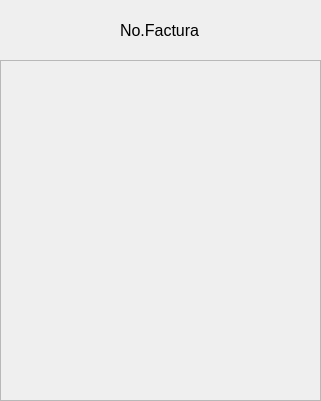
First picture: the form in ui/detalles.ui, repository Moises024/sistema_de_caja, before the edit.
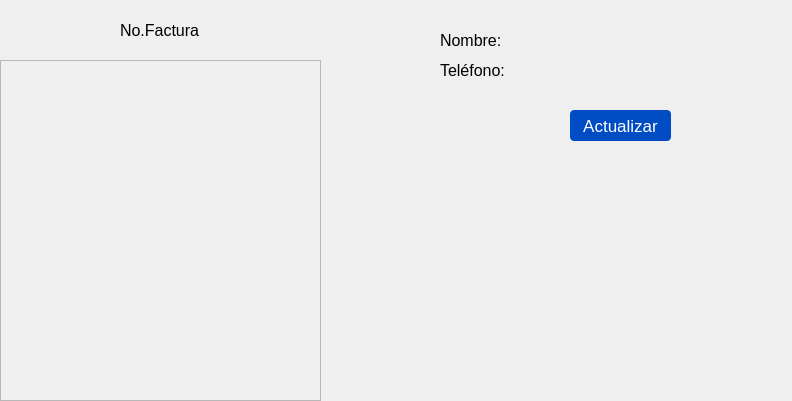
Second picture: the form after the edit.

What changed in the file:
```diff
--- a/ui/detalles.ui
+++ b/ui/detalles.ui
@@ -6,7 +6,7 @@
    <rect>
     <x>0</x>
     <y>0</y>
-    <width>321</width>
+    <width>792</width>
     <height>401</height>
    </rect>
   </property>
@@ -72,6 +72,100 @@
     <string/>
    </property>
   </widget>
+  <widget class="QLabel" name="nombre_text">
+   <property name="geometry">
+    <rect>
+     <x>440</x>
+     <y>30</y>
+     <width>71</width>
+     <height>21</height>
+    </rect>
+   </property>
+   <property name="font">
+    <font>
+     <pointsize>12</pointsize>
+    </font>
+   </property>
+   <property name="text">
+    <string>Nombre:</string>
+   </property>
+  </widget>
+  <widget class="QLabel" name="telefono_text">
+   <property name="geometry">
+    <rect>
+     <x>440</x>
+     <y>60</y>
+     <width>71</width>
+     <height>21</height>
+    </rect>
+   </property>
+   <property name="font">
+    <font>
+     <pointsize>12</pointsize>
+    </font>
+   </property>
+   <property name="text">
+    <string>Teléfono:</string>
+   </property>
+  </widget>
+  <widget class="QLabel" name="detalle_nombre">
+   <property name="geometry">
+    <rect>
+     <x>510</x>
+     <y>30</y>
+     <width>151</width>
+     <height>21</height>
+    </rect>
+   </property>
+   <property name="font">
+    <font>
+     <pointsize>11</pointsize>
+    </font>
+   </property>
+   <property name="text">
+    <string/>
+   </property>
+  </widget>
+  <widget class="QLabel" name="detalle_telefono">
+   <property name="geometry">
+    <rect>
+     <x>520</x>
+     <y>60</y>
+     <width>161</width>
+     <height>21</height>
+    </rect>
+   </property>
+   <property name="font">
+    <font>
+     <pointsize>11</pointsize>
+    </font>
+   </property>
+   <property name="text">
+    <string/>
+   </property>
+  </widget>
+  <widget class="QPushButton" name="btn_detalles_actualizar">
+   <property name="geometry">
+    <rect>
+     <x>570</x>
+     <y>110</y>
+     <width>101</width>
+     <height>31</height>
+    </rect>
+   </property>
+   <property name="styleSheet">
+    <string notr="true">color: rgb(255, 255, 255);
+
+color: rgb(255, 255, 255);
+font-size: 17px;
+border-radius: 4px;
+
+background-color: #004cc5;</string>
+   </property>
+   <property name="text">
+    <string>Actualizar</string>
+   </property>
+  </widget>
  </widget>
  <resources/>
  <connections/>
```
